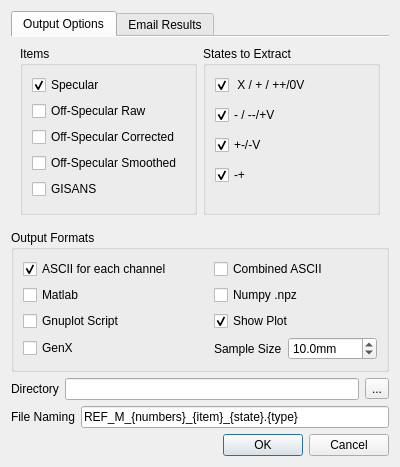
This is designer/reduce_dialog.ui in aglavic/quicknxs as Qt 5 draws it before an edit. The edited form follows.
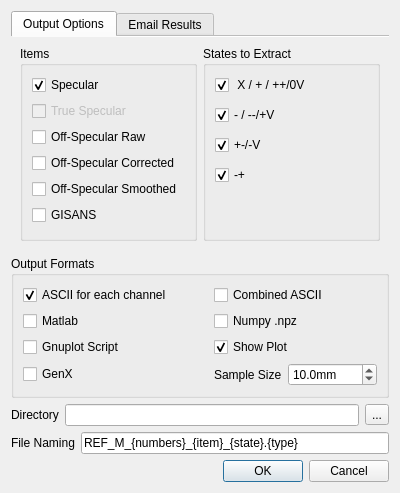
This is the edited form. Icons and pictures are not drawn.

What changed in the file:
```diff
--- a/designer/reduce_dialog.ui
+++ b/designer/reduce_dialog.ui
@@ -59,6 +59,16 @@
                </property>
               </widget>
              </item>
+             <item>
+              <widget class="QCheckBox" name="exportTrueSpecular">
+               <property name="enabled">
+                <bool>false</bool>
+               </property>
+               <property name="text">
+                <string>True Specular</string>
+               </property>
+              </widget>
+             </item>
              <item>
               <widget class="QCheckBox" name="exportOffSpecular">
                <property name="text">
```
